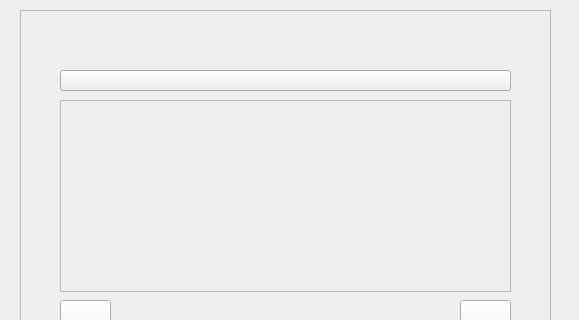
Old version of the form HeartWave/mainwindow.ui in the repository jSiderius/HeartWave; both pictures show x 0 to 579 and y 0 to 320 of the 579 by 695 pixel window.
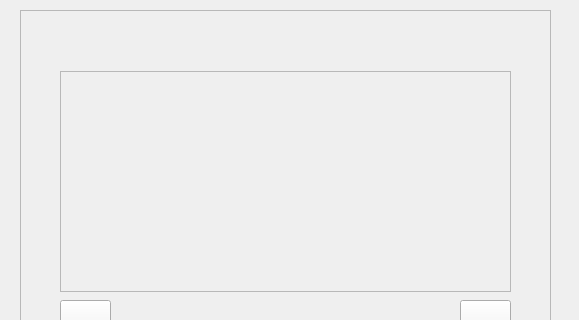
New version of the form.

```diff
--- a/HeartWave/mainwindow.ui
+++ b/HeartWave/mainwindow.ui
@@ -33,9 +33,9 @@
      <property name="geometry">
       <rect>
        <x>40</x>
-       <y>90</y>
+       <y>61</y>
        <width>451</width>
-       <height>192</height>
+       <height>221</height>
       </rect>
      </property>
      <property name="frameShape">
@@ -136,19 +136,6 @@
       <string/>
      </property>
     </widget>
-    <widget class="QPushButton" name="coherence">
-     <property name="geometry">
-      <rect>
-       <x>40</x>
-       <y>60</y>
-       <width>451</width>
-       <height>21</height>
-      </rect>
-     </property>
-     <property name="text">
-      <string/>
-     </property>
-    </widget>
     <widget class="QPushButton" name="selectorButton">
      <property name="geometry">
       <rect>
```
